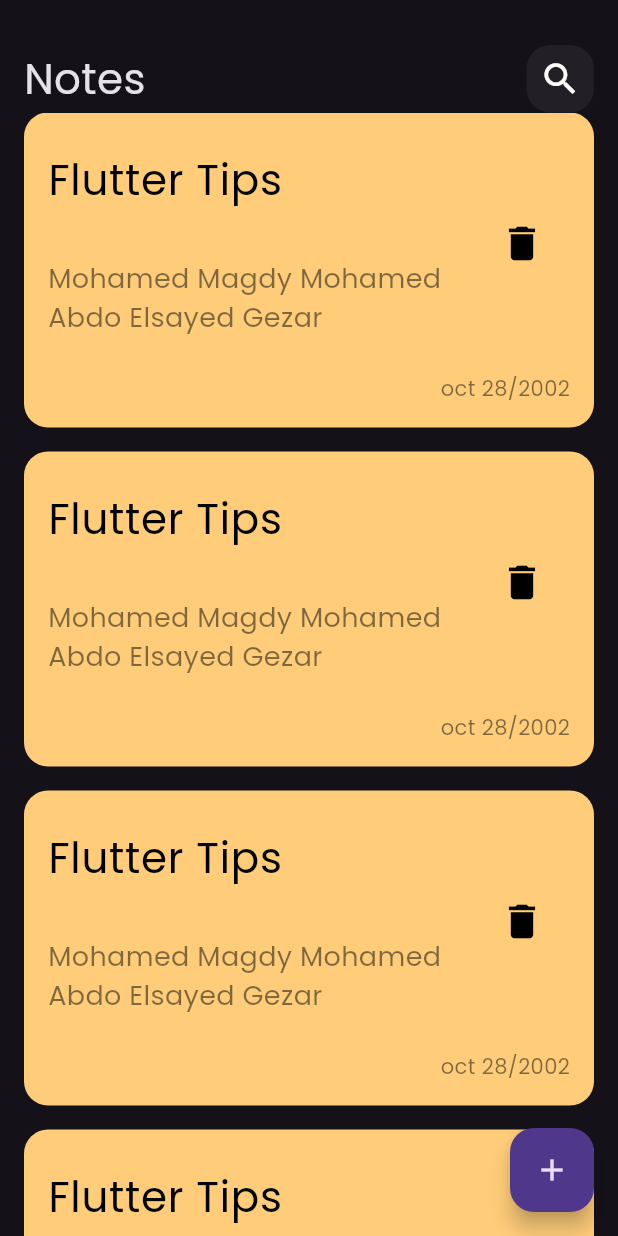
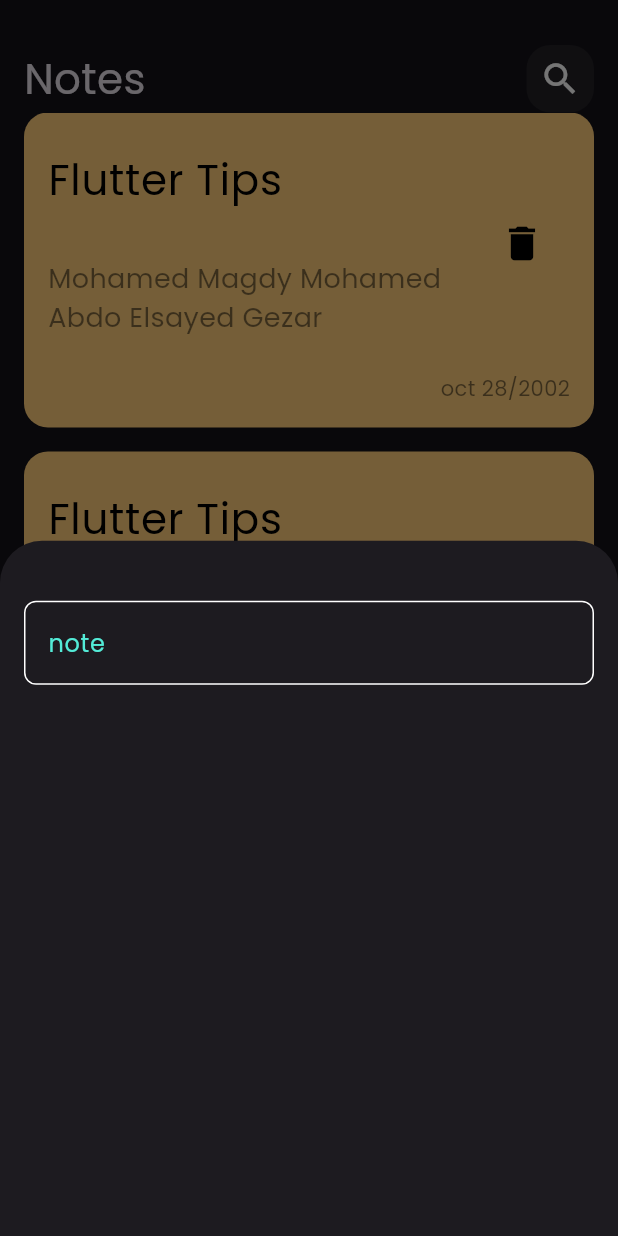
Before and after one commit to MohamedMagdy2810/Notes_app, a Flutter app: the screen it shows after launch, after a tap on the "add" icon, on a phone screen of 412 x 824 dp. Run offline on Flutter 3.47's test engine with Material 3 defaults, Android fonts, the phone set to English and light mode, and no system bars.

Commit message:
custom text field

```diff
--- /dev/null
+++ b/lib/constants.dart
@@ -0,0 +1,3 @@
+import 'package:flutter/material.dart';
+
+const PrimaryColor = Color(0xff53EBD7);
--- a/lib/views/notes_view.dart
+++ b/lib/views/notes_view.dart
@@ -11,9 +11,9 @@ class notesView extends StatelessWidget {
   Widget build(BuildContext context) {
     return  Scaffold(
       floatingActionButton: FloatingActionButton(onPressed: (){
-        showModalBottomSheet(context){
+        showModalBottomSheet(context: context, builder: (context){
           return addNoteSheet();
-        }
+        });
       },child:const Icon(Icons.add),),
       body:const  Padding(
         padding: EdgeInsets.symmetric(horizontal: 16.0),
--- a/lib/views/widgets/add_note_bottom_sheet.dart
+++ b/lib/views/widgets/add_note_bottom_sheet.dart
@@ -1,10 +1,20 @@
 import 'package:flutter/material.dart';
+import 'package:notes_app/views/widgets/custom_text_field.dart';
 
 class addNoteSheet extends StatelessWidget {
   const addNoteSheet({super.key});
 
   @override
   Widget build(BuildContext context) {
-    return Container();
+    return Padding(
+      padding: const EdgeInsets.symmetric(horizontal:16.0),
+      child: Column(
+        children: [
+          SizedBox(height: 40,),
+         CustomTextField(hintText: 'note'),
+
+        ],
+      ),
+    );
   }
 }
--- /dev/null
+++ b/lib/views/widgets/custom_text_field.dart
@@ -0,0 +1,36 @@
+import 'package:flutter/material.dart';
+import 'package:notes_app/constants.dart';
+
+class CustomTextField extends StatelessWidget {
+  CustomTextField(
+      {required this.hintText, this.onChange, this.obsecureText = false});
+  final String hintText;
+  Function(String)? onChange;
+  bool obsecureText;
+  @override
+  Widget build(BuildContext context) {
+    return TextFormField(
+      cursorColor: PrimaryColor,
+      obscureText: obsecureText,
+      validator: (data) {
+        if (data!.isEmpty) {
+          return 'failed is requried';
+        }
+      },
+      onChanged: onChange,
+      decoration: InputDecoration(
+          hintText: hintText,
+          hintStyle: const TextStyle(color:PrimaryColor),
+         border: buildBorder(),
+          enabledBorder:buildBorder(),
+          focusedBorder: buildBorder(PrimaryColor),
+         ),
+    );
+  }
+
+  OutlineInputBorder buildBorder([color]) {
+    return OutlineInputBorder(
+        borderRadius: BorderRadius.circular(8),
+        borderSide: BorderSide(color:color?? Colors.white ));
+  }
+}
```
